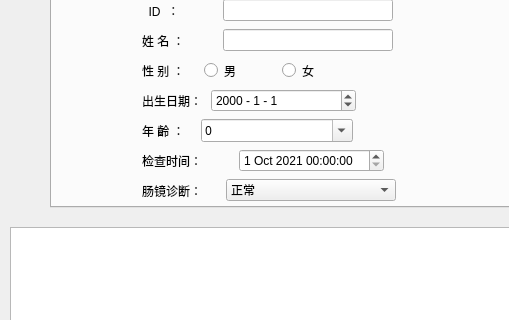
First picture: the form in MyWindows.ui, repository xiebingjun777/Pyqt5-in-exceltool, before the edit; both pictures show x 0 to 509 and y 93 to 413 of the 676 by 644 pixel window.
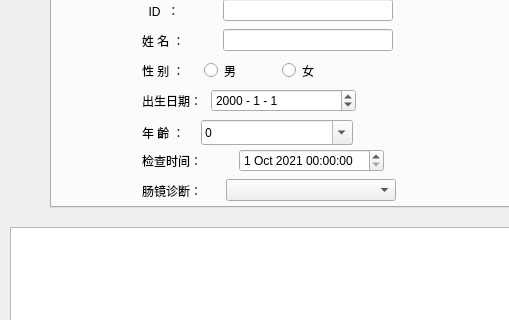
Second picture: the form after the edit.

What changed in the file:
```diff
--- a/MyWindows.ui
+++ b/MyWindows.ui
@@ -108,7 +108,7 @@
         <x>90</x>
         <y>140</y>
         <width>211</width>
-        <height>23</height>
+        <height>28</height>
        </rect>
       </property>
       <layout class="QHBoxLayout" name="horizontalLayout_7" stretch="0,1">
@@ -485,8 +485,13 @@
           </size>
          </property>
          <property name="currentText">
-          <string>正常</string>
+          <string/>
          </property>
+         <item>
+          <property name="text">
+           <string/>
+          </property>
+         </item>
          <item>
           <property name="text">
            <string>正常</string>
```
